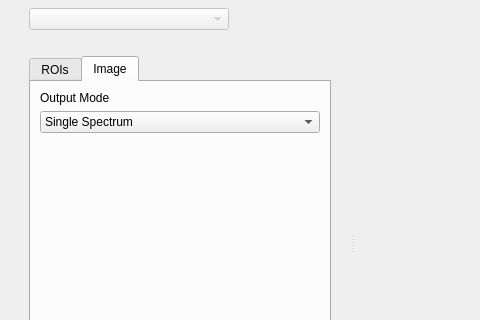
Old version of the form mantidimaging/gui/ui/spectrum_viewer.ui in the repository mantidproject/mantidimaging; both pictures show x 0 to 480 and y 127 to 447 of the 921 by 739 pixel window.
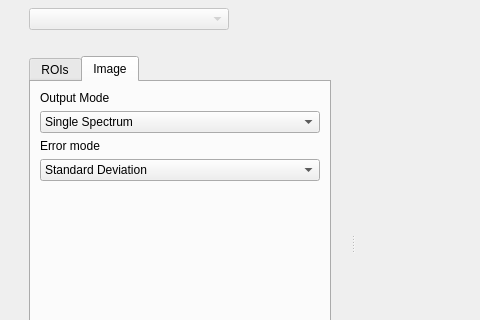
New version of the form. The open tabs and pages were chosen to show the change. Custom widgets are drawn as their Qt base class.

Commit message: Add error mode combobox to GUI

```diff
--- a/mantidimaging/gui/ui/spectrum_viewer.ui
+++ b/mantidimaging/gui/ui/spectrum_viewer.ui
@@ -263,6 +263,27 @@
               </item>
              </widget>
             </item>
+            <item>
+             <widget class="QLabel" name="label_2">
+              <property name="text">
+               <string>Error mode</string>
+              </property>
+             </widget>
+            </item>
+            <item>
+             <widget class="QComboBox" name="transmission_error_mode_combobox">
+              <item>
+               <property name="text">
+                <string>Standard Deviation</string>
+               </property>
+              </item>
+              <item>
+               <property name="text">
+                <string>Propagated</string>
+               </property>
+              </item>
+             </widget>
+            </item>
             <item>
              <spacer name="verticalSpacer_2">
               <property name="orientation">
```
